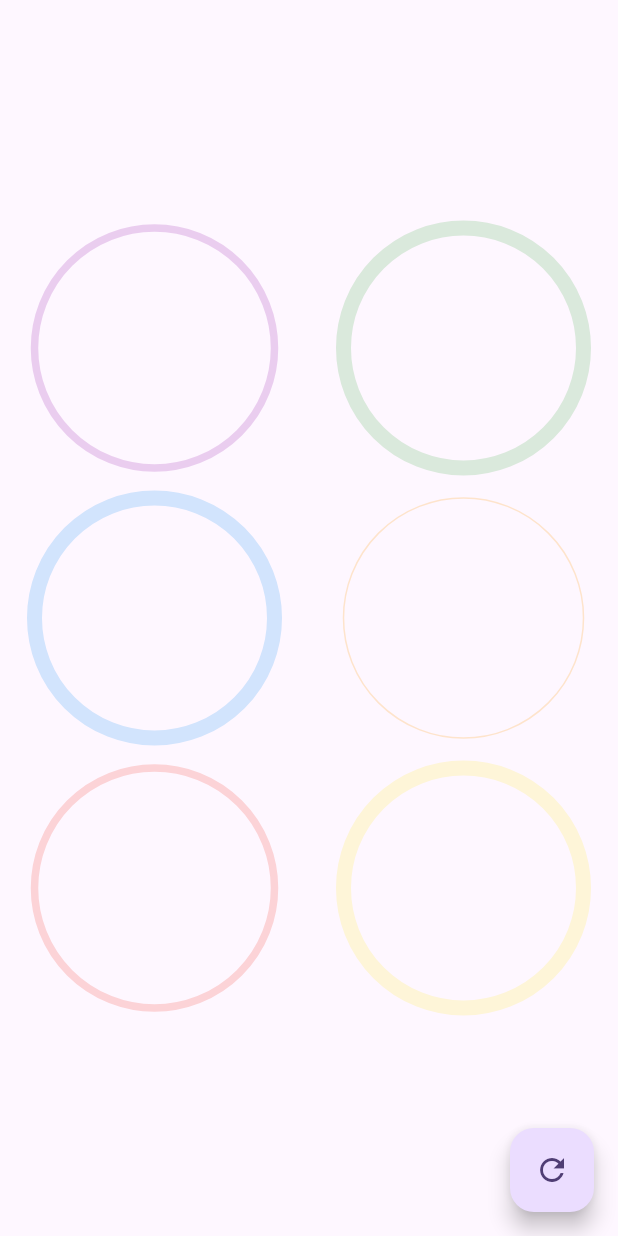
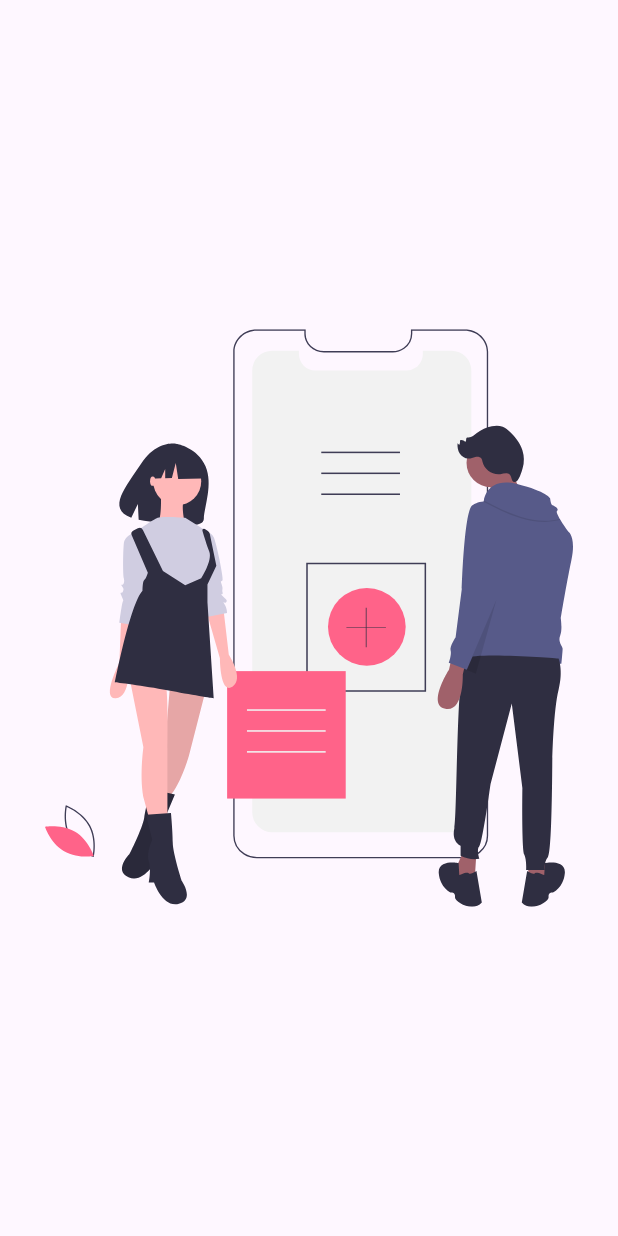
Before and after one commit to AugustoSan/curso_udemy_disenos, a Flutter app: the screen it shows after launch, on a phone screen of 412 x 824 dp. Run offline on Flutter 3.47's test engine with Material 3 defaults, Android fonts, the light colour scheme and no system bars; our stand-ins replace flutter_svg.

Commit message:
se agrega carrousel de imagenes

```diff
--- a/lib/main.dart
+++ b/lib/main.dart
@@ -18,7 +18,7 @@ class MyApp extends StatelessWidget {
       theme: ThemeData(
         colorScheme: .fromSeed(seedColor: Colors.deepPurple),
       ),
-      home: GraficasCircularesPage(),
+      home: SlideshowPage(),
     );
   }
 }
--- a/lib/src/pages/index.dart
+++ b/lib/src/pages/index.dart
@@ -1,3 +1,4 @@
 export './animaciones_page.dart';
 export './headers_page.dart';
 export './graficas_circulares_page.dart';
+export './slideshow_page.dart';
--- /dev/null
+++ b/lib/src/pages/slideshow_page.dart
@@ -0,0 +1,45 @@
+import 'package:flutter/material.dart';
+import 'package:flutter_svg/svg.dart';
+
+class SlideshowPage extends StatelessWidget {
+  const SlideshowPage({super.key});
+
+  @override
+  Widget build(BuildContext context) {
+    return Scaffold(
+      body: Center(
+        child: _Slides()
+      ),
+    );
+  }
+}
+
+class _Slides extends StatelessWidget {
+  @override
+  Widget build(BuildContext context) {
+    return SizedBox(
+      child: PageView(
+        children: [
+          _Slide(asset: 'assets/svgs/slide-1.svg'),
+          _Slide(asset: 'assets/svgs/slide-2.svg'),
+          _Slide(asset: 'assets/svgs/slide-3.svg'),
+        ],
+      ),
+    );
+  }
+}
+
+class _Slide extends StatelessWidget {
+  final String asset;
+  const _Slide({
+    required this.asset,
+  });
+
+  @override
+  Widget build(BuildContext context) {
+    return Container(
+      padding: const EdgeInsets.all(30),
+      child: SvgPicture.asset(asset),
+    );
+  }
+}
--- a/pubspec.yaml
+++ b/pubspec.yaml
@@ -34,6 +34,7 @@ dependencies:
   # The following adds the Cupertino Icons font to your application.
   # Use with the CupertinoIcons class for iOS style icons.
   cupertino_icons: ^1.0.8
+  flutter_svg: ^2.2.4
 
 dev_dependencies:
   flutter_test:
@@ -58,7 +59,8 @@ flutter:
   uses-material-design: true
 
   # To add assets to your application, add an assets section, like this:
-  # assets:
+  assets:
+    - assets/svgs/
   #   - images/a_dot_burr.jpeg
   #   - images/a_dot_ham.jpeg
 
```
Also changed, not shown: assets/svgs/slide-1.svg (added), assets/svgs/slide-2.svg (added), assets/svgs/slide-3.svg (added), assets/svgs/slide-4.svg (added), assets/svgs/slide-5.svg (added), pubspec.lock.
